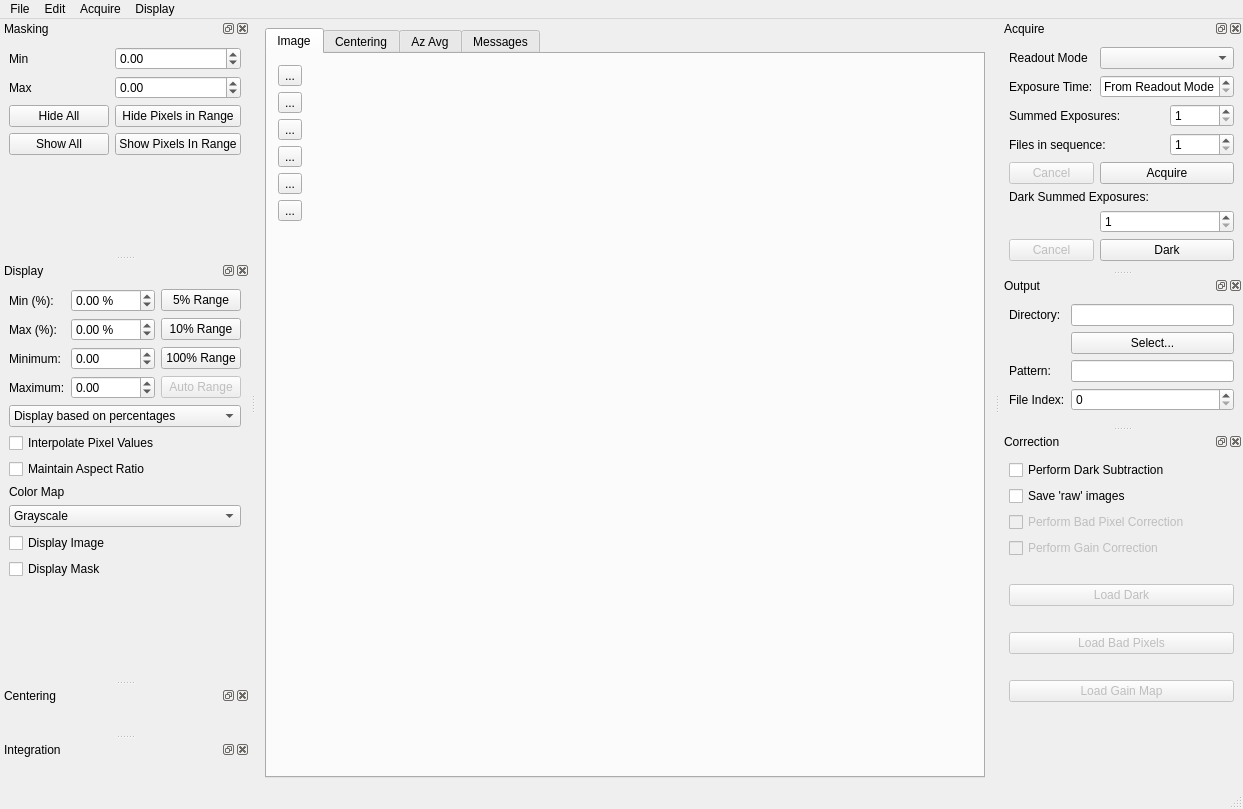
guyjennings/qxrd, file qxrdwindow.ui: the form before one commit.
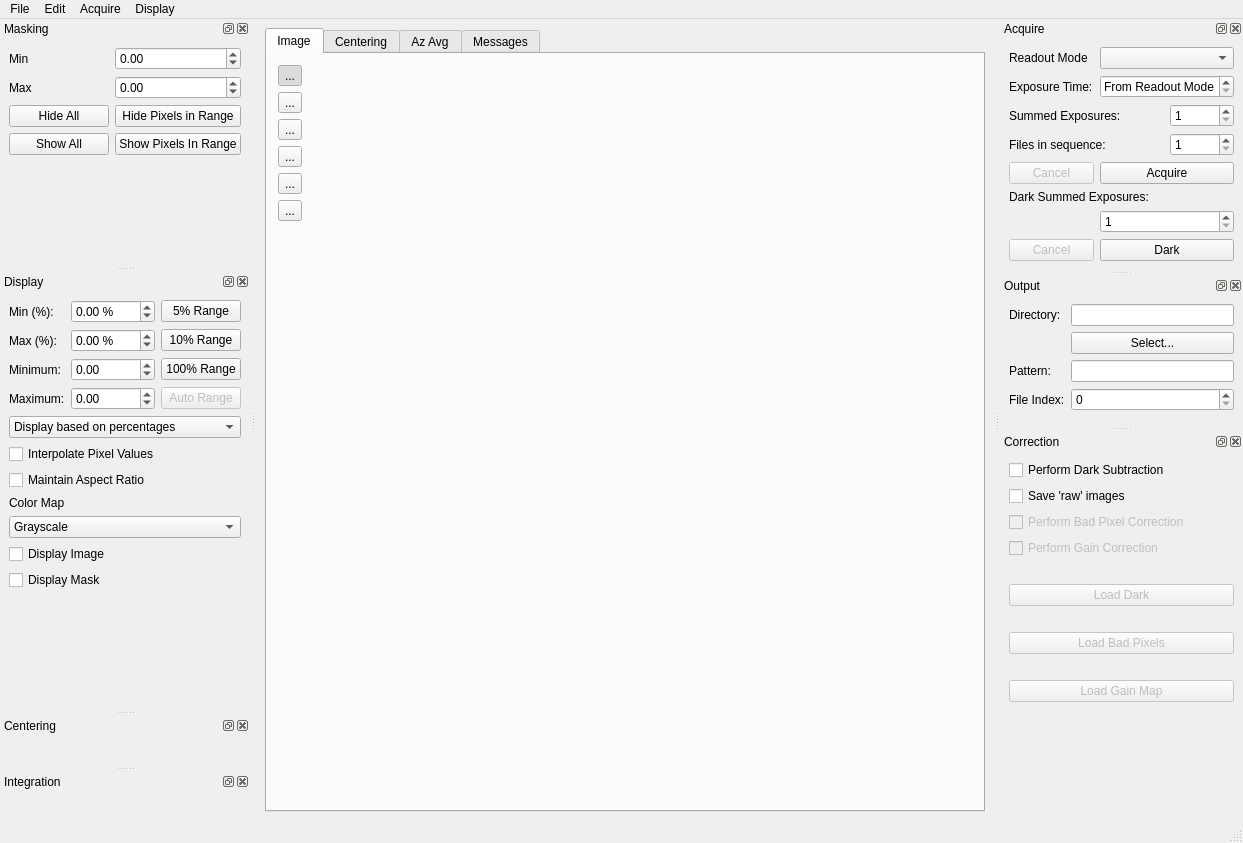
The form after the commit. Icons and pictures are not drawn. Custom widgets are drawn as their Qt base class.

```diff
--- a/qxrdwindow.ui
+++ b/qxrdwindow.ui
@@ -7,7 +7,7 @@
     <x>0</x>
     <y>0</y>
     <width>1243</width>
-    <height>809</height>
+    <height>843</height>
    </rect>
   </property>
   <property name="windowTitle">
@@ -83,6 +83,9 @@
               <property name="checkable">
                <bool>true</bool>
               </property>
+              <property name="checked">
+               <bool>true</bool>
+              </property>
               <property name="autoExclusive">
                <bool>true</bool>
               </property>
```
Left out of the diff: 2 changed lines with no effect on the pictures.
